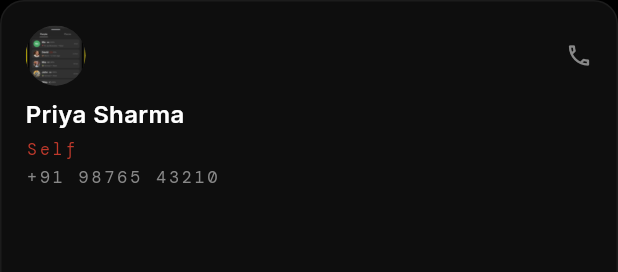
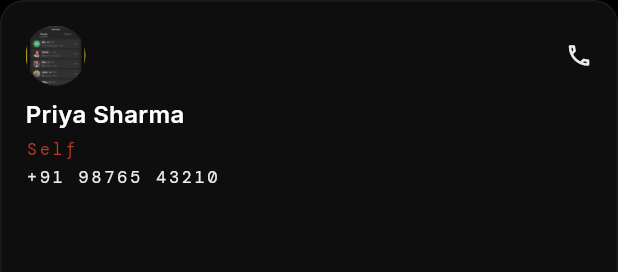
Before and after one commit to ujwalbholan/surakshya-MobileApp, a Flutter app: the FamilyMemberTile widget shown alone on an empty page, opened directly with sample values from the repository, on a phone screen of 412 x 824 dp. Shown: the top 272 px of the screen. Run offline on Flutter 3.47's test engine with Material 3 defaults, Android fonts, the phone set to English and light mode, and no system bars; our stand-ins replace battery_plus, flutter_blue_plus, flutter_local_notifications, flutter_map, flutter_riverpod, flutter_secure_storage and 9 more; missing offline and left inert: surakshya; accounts and stored records are empty.

Commit message:
Tracking Screen:Phase 3: text contrast on Tracking screen only

```diff
--- a/lib/features/dashboard/tracking/widgets/family_header_bar.dart
+++ b/lib/features/dashboard/tracking/widgets/family_header_bar.dart
@@ -48,7 +48,10 @@ class FamilyHeaderBar extends StatelessWidget {
                     CopyConstants.myFamily,
                     style: SurakshaTypography.dashTitle,
                   ),
-                  const Icon(Icons.keyboard_arrow_down, color: surakshaMuted),
+                  const Icon(
+                    Icons.keyboard_arrow_down,
+                    color: surakshaAuthText,
+                  ),
                 ],
               ),
             ),
--- a/lib/features/dashboard/tracking/widgets/family_member_tile.dart
+++ b/lib/features/dashboard/tracking/widgets/family_member_tile.dart
@@ -45,7 +45,7 @@ class FamilyMemberTile extends StatelessWidget {
                 const Spacer(),
                 const Icon(
                   Icons.phone_outlined,
-                  color: surakshaMuted,
+                  color: surakshaAuthText,
                   size: 18,
                 ),
               ],
@@ -72,7 +72,10 @@ class FamilyMemberTile extends StatelessWidget {
               member.phone,
               maxLines: 1,
               overflow: TextOverflow.ellipsis,
-              style: SurakshaTypography.monoLabel.copyWith(fontSize: 11),
+              style: SurakshaTypography.monoLabel.copyWith(
+                fontSize: 11,
+                color: surakshaAuthText,
+              ),
             ),
           ],
         ),
```
Also changed, not shown: lib/features/dashboard/tabs/tracking_tab.dart (+9 -3 lines).
